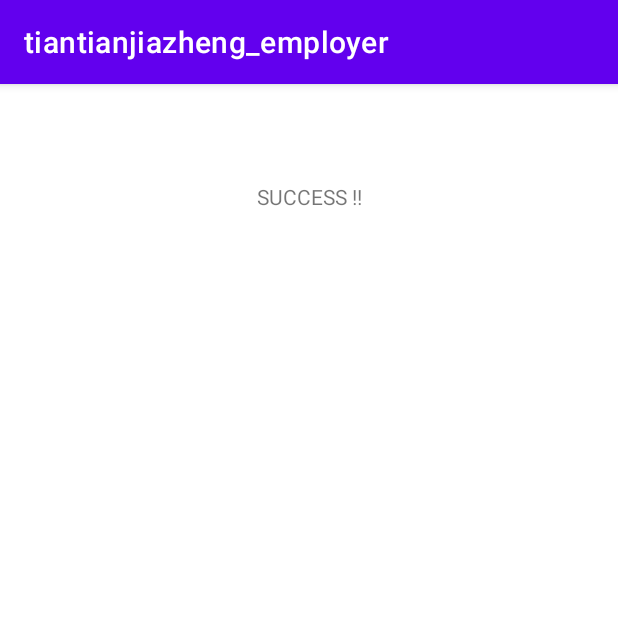
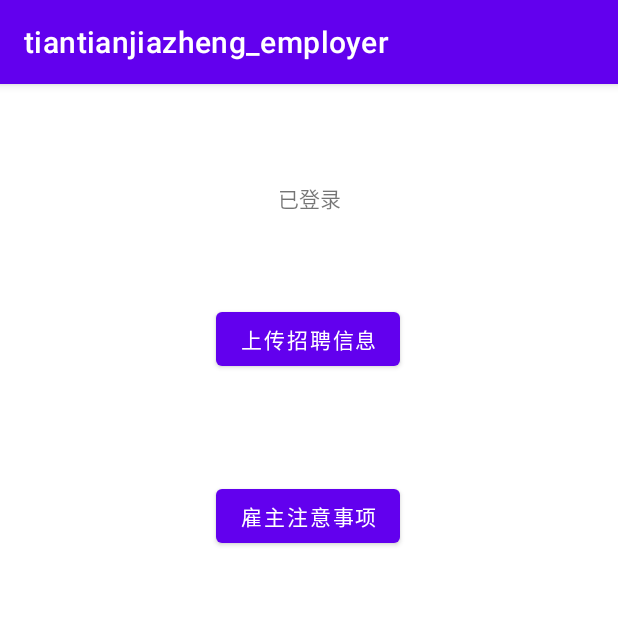
Before and after one commit to tongwenhu12/tiantianjiazheng_employer, an Android app: the DidLogin screen opened directly, with no data from a screen before it, on a phone screen of 412 x 824 dp, the top half of it. Run offline under Robolectric (Android 15) with nearby library versions, the phone set to English and light mode, and no system bars.

Commit message:
AFTER ADD FIRESTORE DATABASE FUNCTION ADD HIRING FORM CONTENTS, ADD Note.java

```diff
--- a/app/src/main/res/layout/activity_did_login.xml
+++ b/app/src/main/res/layout/activity_did_login.xml
@@ -11,9 +11,33 @@
         android:layout_width="wrap_content"
         android:layout_height="wrap_content"
         android:layout_marginTop="65dp"
-        android:text="SUCCESS !!"
+        android:text="已登录"
         app:layout_constraintEnd_toEndOf="parent"
         app:layout_constraintHorizontal_bias="0.5"
         app:layout_constraintStart_toStartOf="parent"
         app:layout_constraintTop_toTopOf="parent" />
+
+    <Button
+        android:id="@+id/employerNotice2"
+        android:layout_width="wrap_content"
+        android:layout_height="wrap_content"
+        android:layout_marginTop="70dp"
+        android:onClick="employerNotice2"
+        android:text="雇主注意事项"
+        app:layout_constraintEnd_toEndOf="parent"
+        app:layout_constraintHorizontal_bias="0.498"
+        app:layout_constraintStart_toStartOf="parent"
+        app:layout_constraintTop_toBottomOf="@+id/hiringForm2" />
+
+    <Button
+        android:id="@+id/hiringForm2"
+        android:layout_width="wrap_content"
+        android:layout_height="wrap_content"
+        android:layout_marginTop="59dp"
+        android:onClick="hiringForm2"
+        android:text="上传招聘信息"
+        app:layout_constraintEnd_toEndOf="parent"
+        app:layout_constraintHorizontal_bias="0.498"
+        app:layout_constraintStart_toStartOf="parent"
+        app:layout_constraintTop_toBottomOf="@+id/textView2" />
 </androidx.constraintlayout.widget.ConstraintLayout>
--- a/app/src/main/res/layout/activity_hiring_form.xml
+++ b/app/src/main/res/layout/activity_hiring_form.xml
@@ -83,6 +83,7 @@
                 android:id="@+id/tt_submitJob"
                 android:layout_width="match_parent"
                 android:layout_height="wrap_content"
+                android:onClick="tt_submitJob"
                 android:text="提交工作信息" />
         </LinearLayout>
     </ScrollView>
```
Also changed, not shown: app/src/main/java/com/tiantianjiazheng/tiantianjiazheng_employer/DidLogin.java (+12 -0 lines), app/src/main/java/com/tiantianjiazheng/tiantianjiazheng_employer/HiringForm.java (+194 -75 lines), app/src/main/java/com/tiantianjiazheng/tiantianjiazheng_employer/MainActivity.java (+2 -8 lines), app/src/main/java/com/tiantianjiazheng/tiantianjiazheng_employer/Note.java (added, +36 -0 lines), app/src/main/res/layout/activity_main.xml (+9 -35 lines).
